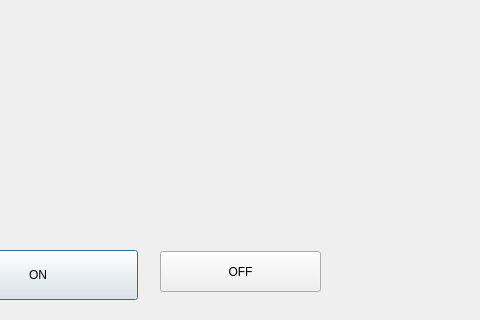
First picture: the form in pyqt/Moring.ui, repository KNU-SWFusionProject-BibigoTeam/huconn_project, before the edit; both pictures show x 732 to 1212 and y 500 to 820 of the 1402 by 820 pixel window.
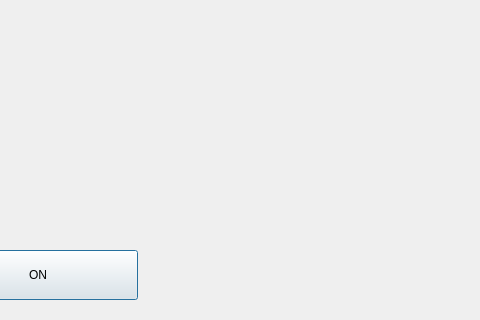
Second picture: the form after the edit.

The edit to the form file:
```diff
--- a/pyqt/Moring.ui
+++ b/pyqt/Moring.ui
@@ -80,19 +80,6 @@
     </size>
    </property>
   </widget>
-  <widget class="QPushButton" name="Button_test2">
-   <property name="geometry">
-    <rect>
-     <x>892</x>
-     <y>751</y>
-     <width>161</width>
-     <height>41</height>
-    </rect>
-   </property>
-   <property name="text">
-    <string>OFF</string>
-   </property>
-  </widget>
  </widget>
  <resources/>
  <connections/>
```
